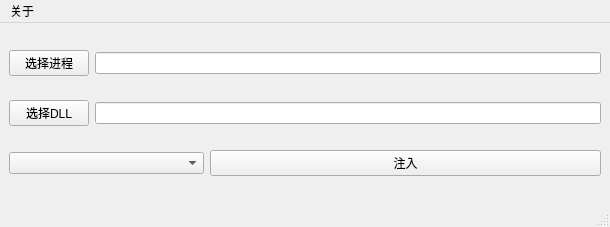
First picture: the form in mainwindow.ui, repository januwA/qt-DLLInject, before the edit.
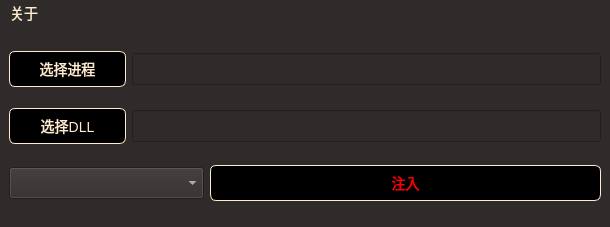
Second picture: the form after the edit.

Patch:
```diff
--- a/mainwindow.ui
+++ b/mainwindow.ui
@@ -13,6 +13,48 @@
   <property name="windowTitle">
    <string>DLL Inject</string>
   </property>
+  <property name="styleSheet">
+   <string notr="true">/* https://doc.qt.io/Qt-5/stylesheet-syntax.html */
+
+* {
+  font-size: 14px;
+  background-color: #302b2b;
+  color: blanchedalmond;
+}
+QPushButton {
+  background-color: rgb(0, 0, 0);
+  padding: 6px;
+  border-radius: 6px;
+  border: 1px solid blanchedalmond;
+}
+QPushButton:hover {
+  background-color: #424242;
+}
+QLineEdit {
+  padding: 6px;
+}
+
+#pushButton_3 {
+  color: red;
+}
+#comboBox {
+  padding: 6px 0;
+}
+
+/* https://doc.qt.io/qt-5/stylesheet-examples.html#customizing-qmenubar */
+QMenuBar::item:selected {
+  background-color: #424242;
+}
+
+/* https://doc.qt.io/qt-5/stylesheet-examples.html#customizing-qmenu */
+QMenu {
+  border: 1px solid blanchedalmond;
+}
+QMenu::item:selected {
+  background-color: #424242;
+}
+</string>
+  </property>
   <widget class="QWidget" name="centralwidget">
    <layout class="QVBoxLayout" name="verticalLayout" stretch="0,0,0">
     <property name="spacing">
@@ -22,7 +64,7 @@
      <number>9</number>
     </property>
     <item>
-     <layout class="QHBoxLayout" name="horizontalLayout">
+     <layout class="QHBoxLayout" name="horizontalLayout" stretch="1,4">
       <item>
        <widget class="QPushButton" name="pushButton">
         <property name="text">
@@ -36,7 +78,7 @@
      </layout>
     </item>
     <item>
-     <layout class="QHBoxLayout" name="horizontalLayout_2">
+     <layout class="QHBoxLayout" name="horizontalLayout_2" stretch="1,4">
       <item>
        <widget class="QPushButton" name="pushButton_2">
         <property name="text">
@@ -71,10 +113,10 @@
      <x>0</x>
      <y>0</y>
      <width>610</width>
-     <height>23</height>
+     <height>26</height>
     </rect>
    </property>
-   <widget class="QMenu" name="menu">
+   <widget class="QMenu" name="menu_1">
     <property name="title">
      <string>关于</string>
     </property>
@@ -83,9 +125,8 @@
     <addaction name="separator"/>
     <addaction name="actionasd_3"/>
    </widget>
-   <addaction name="menu"/>
+   <addaction name="menu_1"/>
   </widget>
-  <widget class="QStatusBar" name="statusbar"/>
   <action name="actionasd_1">
    <property name="text">
     <string>查看源码</string>
```
